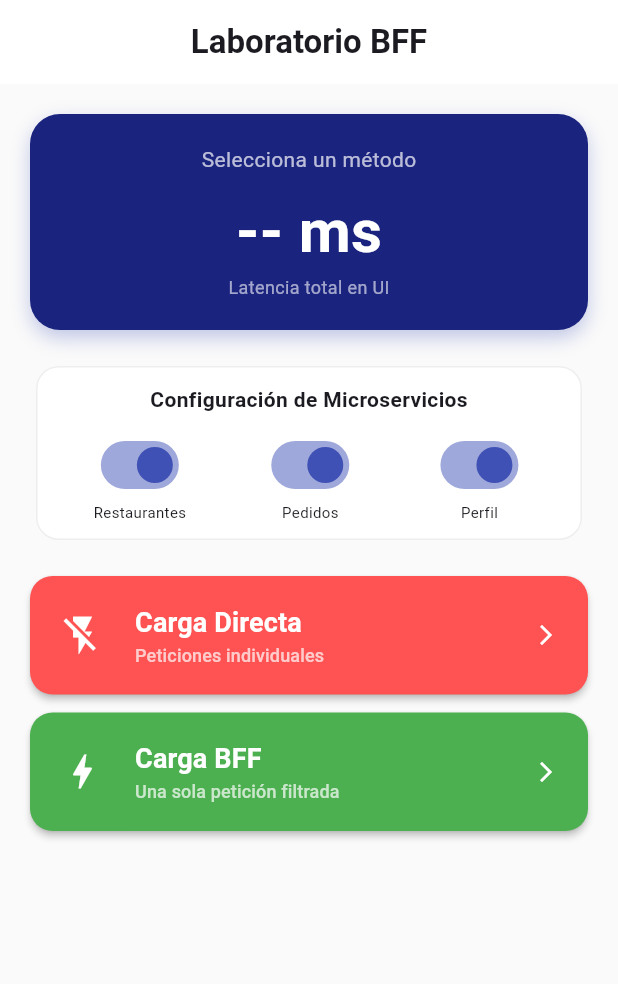
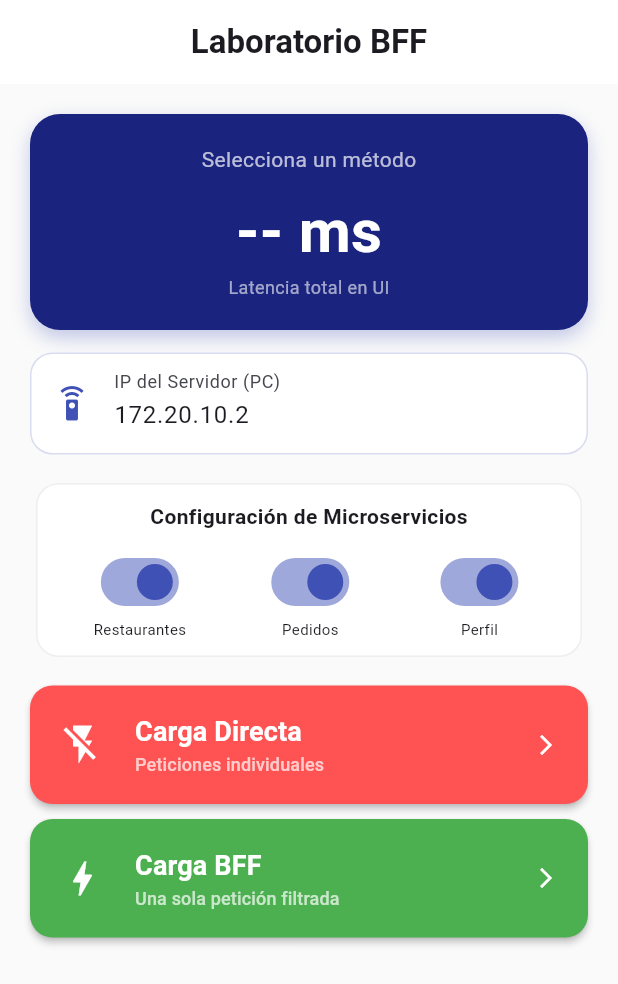
Before and after one commit to JuanJo24S/Sistemas-distribuidos, a Flutter app: the screen it shows after launch, on a phone screen of 412 x 824 dp. Shown: the top 984 px of the screen. Run offline on Flutter 3.47's test engine with Material 3 defaults, Android fonts, the phone set to English and light mode, and no system bars.

Commit message:
Added dinamyc ip

```diff
--- a/bff/lib/main.dart
+++ b/bff/lib/main.dart
@@ -35,10 +35,8 @@ class DashboardScreen extends StatefulWidget {
 }
 
 class _DashboardScreenState extends State<DashboardScreen> {
-  // CONFIGURACIÓN DE RED
-  // 10.0.2.2 es la IP para acceder al localhost de la PC desde el emulador Android.
-  // Cambiar por la IP real de tu PC (ej. 192.168.1.X) si pruebas en celular físico.
-  static const String host = "192.168.1.14";
+  // Controlador para la IP dinámica
+  late TextEditingController _ipController;
 
   final Map<String, String> microservices = {
     "1": "Restaurantes",
@@ -55,7 +53,26 @@ class _DashboardScreenState extends State<DashboardScreen> {
   List<dynamic> results = [];
   String currentMethod = "";
 
+  @override
+  void initState() {
+    super.initState();
+    // Inicializamos con la última IP conocida
+    _ipController = TextEditingController(text: "172.20.10.2");
+  }
+
+  @override
+  void dispose() {
+    _ipController.dispose();
+    super.dispose();
+  }
+
   Future<void> _fetchDirectly() async {
+    final String host = _ipController.text.trim();
+    if (host.isEmpty) {
+      setState(() => errorMessage = "Por favor, ingresa una IP válida.");
+      return;
+    }
+
     final activeIndices = activeToggles.entries.where((e) => e.value).map((e) => e.key).toList();
     if (activeIndices.isEmpty) {
       _handleNoServiceSelected();
@@ -84,6 +101,12 @@ class _DashboardScreenState extends State<DashboardScreen> {
   }
 
   Future<void> _fetchViaBFF() async {
+    final String host = _ipController.text.trim();
+    if (host.isEmpty) {
+      setState(() => errorMessage = "Por favor, ingresa una IP válida.");
+      return;
+    }
+
     final activeIndices = activeToggles.entries.where((e) => e.value).map((e) => e.key).join(",");
     if (activeIndices.isEmpty) {
       _handleNoServiceSelected();
@@ -135,7 +158,7 @@ class _DashboardScreenState extends State<DashboardScreen> {
   void _handleError() {
     setState(() {
       isLoading = false;
-      errorMessage = "¡Ups! La señal se perdió. Estamos intentando reconectar...";
+      errorMessage = "¡Ups! No se pudo conectar a ${_ipController.text}. Revisa la IP y que el servidor esté corriendo.";
     });
   }
 
@@ -155,9 +178,11 @@ class _DashboardScreenState extends State<DashboardScreen> {
           crossAxisAlignment: CrossAxisAlignment.stretch,
           children: [
             _buildStatCard(),
-            const SizedBox(height: 20),
+            const SizedBox(height: 15),
+            _buildIpInputField(),
+            const SizedBox(height: 15),
             _buildTogglesSection(),
-            const SizedBox(height: 20),
+            const SizedBox(height: 15),
             _buildActionButton(
               label: "Carga Directa",
               icon: Icons.flash_off,
@@ -165,7 +190,7 @@ class _DashboardScreenState extends State<DashboardScreen> {
               onPressed: isLoading ? null : _fetchDirectly,
               subtitle: "Peticiones individuales",
             ),
-            const SizedBox(height: 12),
+            const SizedBox(height: 10),
             _buildActionButton(
               label: "Carga BFF",
               icon: Icons.bolt,
@@ -182,6 +207,27 @@ class _DashboardScreenState extends State<DashboardScreen> {
               _buildResultsList(),
           ],
         ),
+      ),
+    );
+  }
+
+  Widget _buildIpInputField() {
+    return Container(
+      padding: const EdgeInsets.symmetric(horizontal: 15, vertical: 5),
+      decoration: BoxDecoration(
+        color: Colors.white,
+        borderRadius: BorderRadius.circular(15),
+        border: Border.all(color: Colors.indigo.withOpacity(0.2)),
+      ),
+      child: TextField(
+        controller: _ipController,
+        decoration: const InputDecoration(
+          icon: Icon(Icons.settings_remote, color: Colors.indigo),
+          labelText: "IP del Servidor (PC)",
+          hintText: "Ej: 192.168.1.15",
+          border: InputBorder.none,
+        ),
+        keyboardType: TextInputType.number,
       ),
     );
   }
```
